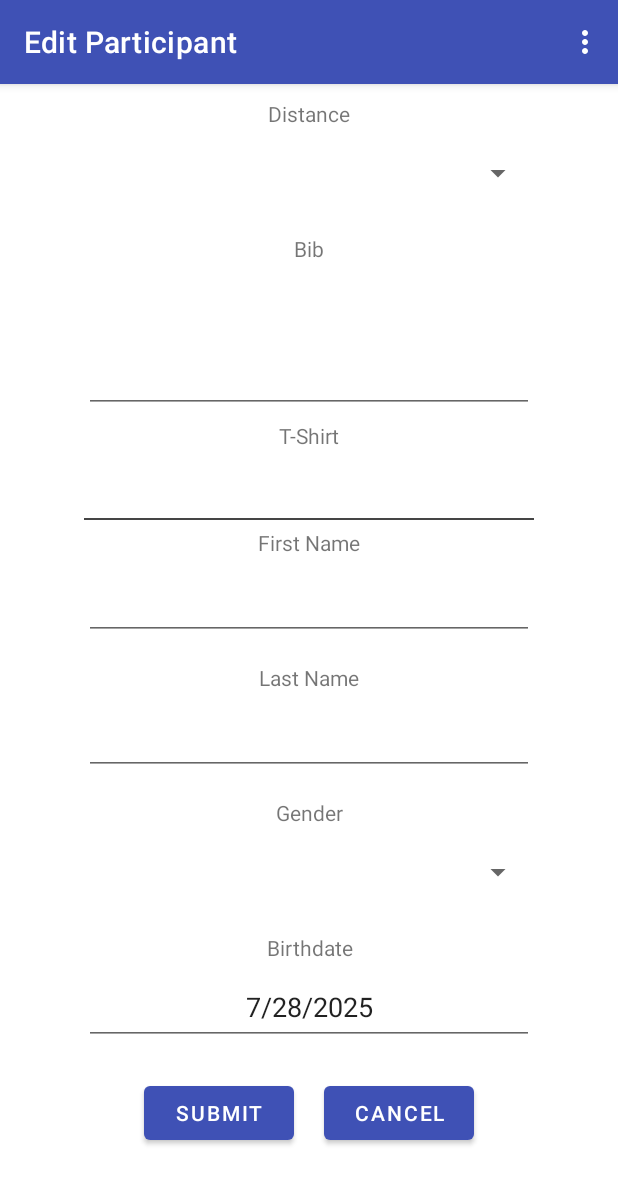
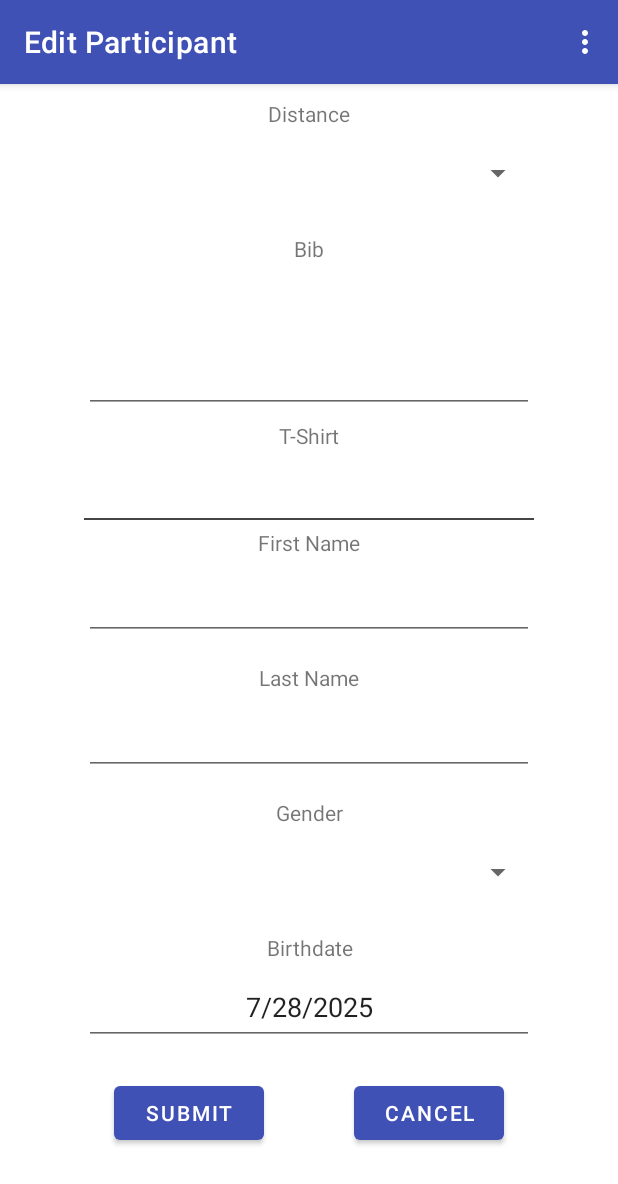
Before and after one commit to grecaun/chronokeep-registration, an Android app: the screen it shows after launch (ActivityRegistration), after a tap on "NEW", on a phone screen of 412 x 824 dp. Shown: the top 1184 px of the screen. Run offline under Robolectric (Android 15) with nearby library versions, the phone set to English and light mode, and no system bars; our stand-ins replace Room's generated code.

Commit message:
Moved Submit/Cancel buttons farther apart on the edit participants window.

```diff
--- a/app/build.gradle.kts
+++ b/app/build.gradle.kts
@@ -26,6 +26,9 @@ android {
                 getDefaultProguardFile("proguard-android-optimize.txt"),
                 "proguard-rules.pro"
             )
+        }
+        getByName("debug") {
+            applicationIdSuffix = "debug"
         }
     }
     compileOptions {
--- a/app/src/main/res/layout/dialogfragment_registration_edit_participant.xml
+++ b/app/src/main/res/layout/dialogfragment_registration_edit_participant.xml
@@ -208,14 +208,14 @@
             android:layout_height="wrap_content"
             android:text="@string/submit"
             android:layout_marginStart="10dp"
-            android:layout_marginEnd="10dp"
+            android:layout_marginEnd="30dp"
             tools:ignore="ButtonStyle" />
         <Button
             android:id="@+id/cancel_button"
             android:layout_width="100dp"
             android:layout_height="wrap_content"
             android:text="@string/cancel"
-            android:layout_marginStart="10dp"
+            android:layout_marginStart="30dp"
             android:layout_marginEnd="10dp"
             tools:ignore="ButtonStyle" />
     </LinearLayout>
```
